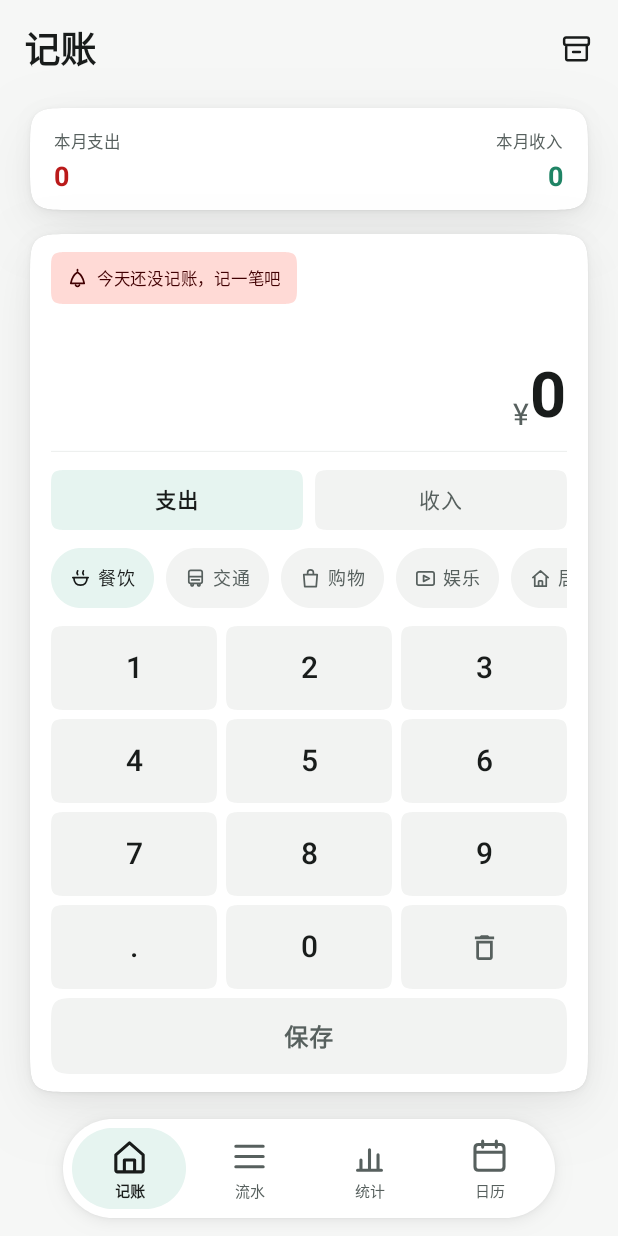
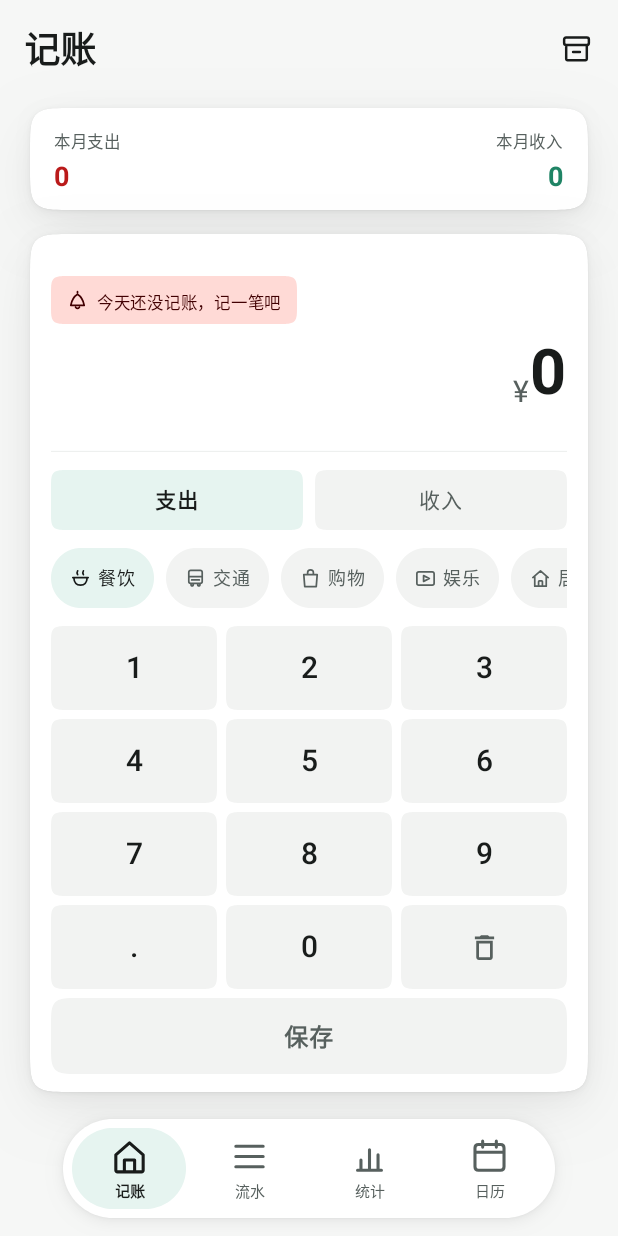
Before and after one commit to Metory-Z/LiCount, an Android app built with Jetpack Compose: the screen it shows after launch (MainActivity), on a phone screen of 412 x 824 dp. Run offline under Robolectric (Android 15) with nearby library versions, the phone set to English and light mode, and no system bars; our stand-ins replace Room's generated code.

Commit message:
fix: 首页金额居中，提醒槽固定占位消除布局跳动
- 金额区改用 Arrangement.Center 垂直居中，消除上方大片空白
- 「今天没记账」提醒改为固定高度槽位（28/32dp），有无提醒金额行不跳位
- 键盘行高保持写死（50/56dp），不再 weight 自适应避免键变巨高

Co-Authored-By: Claude Opus 5.5 <noreply@anthropic.com>

```diff
--- a/app/src/main/java/com/licount/ui/HomeScreen.kt
+++ b/app/src/main/java/com/licount/ui/HomeScreen.kt
@@ -29,8 +29,9 @@ import java.util.Locale
  * 首页：一整块记账面板，整页不滚动。
  *
  * 顶部一条紧凑的本月收支信息条；下方一张完整输入卡，内部依次是
- * 金额展示区（吸收剩余高度）、收支切换、单行横滑分类、数字键盘与保存。
- * 键盘始终位于卡片底部、悬浮导航栏上方，任何屏幕高度下都无需上滑。
+ * 提醒槽（固定高度预留，有无提醒均占位）、金额展示区（居中吸收剩余高度）、
+ * 收支切换、单行横滑分类、数字键盘与保存。
+ * 键盘固定行高，始终位于卡片底部、悬浮导航栏上方，任何屏幕高度下都无需上滑。
  * 矮屏通过 BoxWithConstraints 自动收紧间距与按键高度，不引入滚动。
  */
 @Composable
@@ -138,11 +139,21 @@ fun HomeScreen(
                         .padding(horizontal = 14.dp, vertical = cardPadding),
                     verticalArrangement = Arrangement.spacedBy(innerGap)
                 ) {
-                    // 金额展示区：吃掉所有剩余高度，提醒在上、金额靠底部右侧
+                    // 金额展示区：吸收剩余高度，内容垂直居中。
+                    // 提醒槽固定高度预留：有没有「今天没记账」，高度恒定，金额行不跳位。
+                    val reminderSlotHeight = if (compact) 28.dp else 32.dp
                     Column(
                         modifier = Modifier
                             .weight(1f)
+                            .fillMaxWidth(),
+                        verticalArrangement = Arrangement.Center
+                    ) {
+                        // 固定槽：始终占位，提醒出现/消失时金额不移位
+                        Box(
+                            modifier = Modifier
                                 .fillMaxWidth()
+                                .height(reminderSlotHeight),
+                            contentAlignment = Alignment.CenterStart
                         ) {
                             if (!todayRecorded) {
                                 Row(
@@ -168,7 +179,8 @@ fun HomeScreen(
                                     )
                                 }
                             }
-                        Spacer(Modifier.weight(1f))
+                        }
+                        Spacer(Modifier.height(if (compact) 4.dp else 8.dp))
                         Row(
                             modifier = Modifier.fillMaxWidth(),
                             horizontalArrangement = Arrangement.End,
```
Lines whose indentation alone changed are shown as unchanged.
